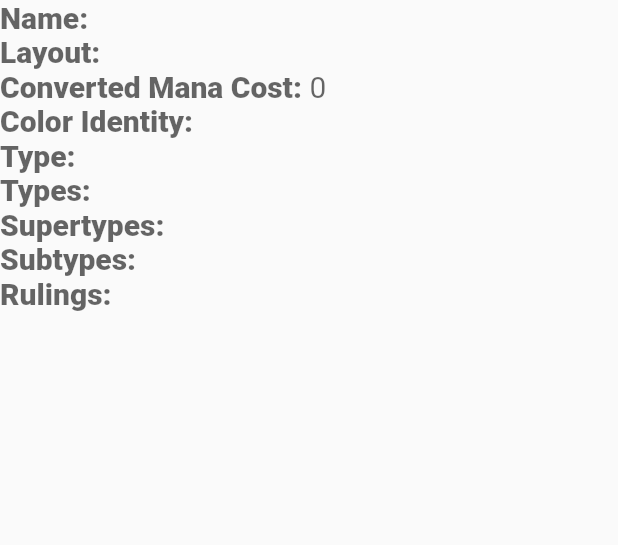
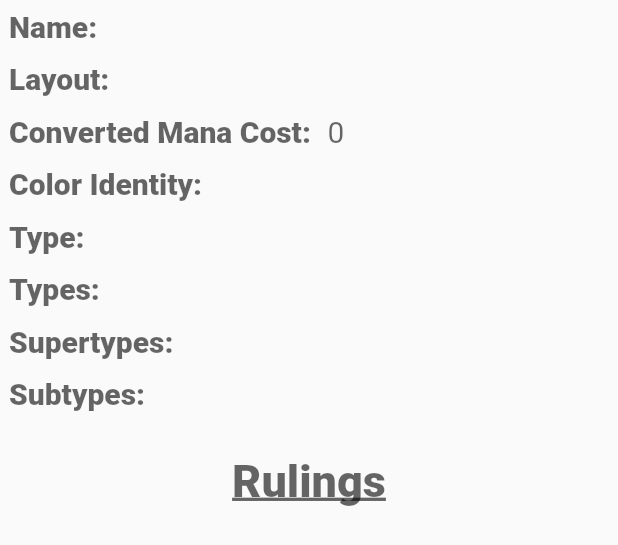
Before and after one commit to nathaniel-dwyer-unh/Grimoire, a Flutter app: the DisplayCardData widget shown alone on an empty page, opened directly with empty values, on a phone screen of 412 x 824 dp. Shown: the top 545 px of the screen. Run offline on Flutter 3.47's test engine with Material 2 defaults, Android fonts, the phone set to English and light mode, and no system bars; our stand-ins replace firebase_core, firebase_database; accounts and stored records are empty.

Commit message:
DisplayCardData() Padding implemented
added padding to all widgets in our displayCardData.dart file so that we can polish up the user interface a bit.

```diff
--- a/grimoire/lib/displayCardData.dart
+++ b/grimoire/lib/displayCardData.dart
@@ -9,192 +9,324 @@ class DisplayCardData extends StatefulWidget {
   _DisplayCardDataState createState() => _DisplayCardDataState();
 }
 
+Widget getCardRulings(Map<String, dynamic> cardDataResponse) {
+  List<Widget> listOfRulings = new List<Widget>();
+  for (var rule in cardDataResponse['rulings']) {
+    listOfRulings.add(
+      new Padding(
+        padding: EdgeInsets.all(5),
+        child: Row(
+          children: [
+            Padding(
+              padding: EdgeInsets.all(3),
+              child: Text(
+                rule['date'],
+                style: TextStyle(
+                  fontWeight: FontWeight.w900,
+                  fontSize: 13,
+                  color: Colors.black.withOpacity(0.6),
+                ),
+              ),
+            ),
+            Expanded(
+              child: Padding(
+                padding: EdgeInsets.all(8),
+                child: Text(
+                  rule['text'],
+                  style: TextStyle(
+                    fontWeight: FontWeight.normal,
+                    fontSize: 13,
+                    color: Colors.black.withOpacity(0.6),
+                  ),
+                ),
+              ),
+            ),
+          ],
+        ),
+      ),
+    );
+  }
+  return new Column(children: listOfRulings);
+}
+
 class _DisplayCardDataState extends State<DisplayCardData> {
   @override
   Widget build(BuildContext context) {
     return Container(
       child: Column(
         children: [
-          Row(
+          Padding(
+            padding: EdgeInsets.all(3),
+            child: Row(
               children: [
-              Text(
+                Padding(
+                  padding: EdgeInsets.all(3),
+                  child: Text(
                     'Name: ',
                     style: TextStyle(
                       fontWeight: FontWeight.w900,
                       fontSize: 20,
-                    color: Colors.black.withOpacity(0.6)),
+                      color: Colors.black.withOpacity(0.6),
+                    ),
+                  ),
                 ),
                 Expanded(
+                  child: Padding(
+                    padding: EdgeInsets.all(3),
                     child: Text(
                       widget.cardDataResponse['name'].toString(),
                       style: TextStyle(
                         fontWeight: FontWeight.normal,
                         fontSize: 20,
-                      color: Colors.black.withOpacity(0.6)),
+                        color: Colors.black.withOpacity(0.6),
+                      ),
+                    ),
                   ),
                 ),
               ],
             ),
-          Row(
+          ),
+          Padding(
+            padding: EdgeInsets.all(3),
+            child: Row(
               children: [
-              Text(
+                Padding(
+                  padding: EdgeInsets.all(3),
+                  child: Text(
                     'Layout: ',
                     style: TextStyle(
                       fontWeight: FontWeight.w900,
                       fontSize: 20,
-                    color: Colors.black.withOpacity(0.6)),
+                      color: Colors.black.withOpacity(0.6),
+                    ),
+                  ),
                 ),
                 Expanded(
+                  child: Padding(
+                    padding: EdgeInsets.all(3),
                     child: Text(
                       widget.cardDataResponse['layout'].toString(),
                       style: TextStyle(
                         fontWeight: FontWeight.normal,
                         fontSize: 20,
-                      color: Colors.black.withOpacity(0.6)),
+                        color: Colors.black.withOpacity(0.6),
+                      ),
+                    ),
                   ),
                 ),
               ],
             ),
-          Row(
+          ),
+          Padding(
+            padding: EdgeInsets.all(3),
+            child: Row(
               children: [
-              Text(
+                Padding(
+                  padding: EdgeInsets.all(3),
+                  child: Text(
                     'Converted Mana Cost: ',
                     style: TextStyle(
                       fontWeight: FontWeight.w900,
                       fontSize: 20,
-                    color: Colors.black.withOpacity(0.6)),
+                      color: Colors.black.withOpacity(0.6),
+                    ),
+                  ),
                 ),
                 Expanded(
+                  child: Padding(
+                    padding: EdgeInsets.all(3),
                     child: Text(
                       widget.cardDataResponse['convertedManaCost'].toString(),
                       style: TextStyle(
                         fontWeight: FontWeight.normal,
                         fontSize: 20,
-                      color: Colors.black.withOpacity(0.6)),
+                        color: Colors.black.withOpacity(0.6),
+                      ),
+                    ),
                   ),
                 ),
               ],
             ),
-          Row(
+          ),
+          Padding(
+            padding: EdgeInsets.all(3),
+            child: Row(
               children: [
-              Text(
+                Padding(
+                  padding: EdgeInsets.all(3),
+                  child: Text(
                     'Color Identity: ',
                     style: TextStyle(
                       fontWeight: FontWeight.w900,
                       fontSize: 20,
-                    color: Colors.black.withOpacity(0.6)),
+                      color: Colors.black.withOpacity(0.6),
+                    ),
+                  ),
                 ),
                 Expanded(
+                  child: Padding(
+                    padding: EdgeInsets.all(3),
                     child: Text(
                       widget.cardDataResponse['colorIdentity'].toString(),
                       style: TextStyle(
                         fontWeight: FontWeight.normal,
                         fontSize: 20,
-                      color: Colors.black.withOpacity(0.6)),
+                        color: Colors.black.withOpacity(0.6),
+                      ),
+                    ),
                   ),
                 ),
               ],
             ),
-          Row(
+          ),
+          Padding(
+            padding: EdgeInsets.all(3),
+            child: Row(
               children: [
-              Text(
+                Padding(
+                  padding: EdgeInsets.all(3),
+                  child: Text(
                     'Type: ',
                     style: TextStyle(
                       fontWeight: FontWeight.w900,
                       fontSize: 20,
-                    color: Colors.black.withOpacity(0.6)),
+                      color: Colors.black.withOpacity(0.6),
+                    ),
+                  ),
                 ),
                 Expanded(
+                  child: Padding(
+                    padding: EdgeInsets.all(3),
                     child: Text(
                       widget.cardDataResponse['type'].toString(),
                       style: TextStyle(
                         fontWeight: FontWeight.normal,
                         fontSize: 20,
-                      color: Colors.black.withOpacity(0.6)),
+                        color: Colors.black.withOpacity(0.6),
+                      ),
+                    ),
                   ),
                 ),
               ],
             ),
-          Row(
+          ),
+          Padding(
+            padding: EdgeInsets.all(3),
+            child: Row(
               children: [
-              Text(
+                Padding(
+                  padding: EdgeInsets.all(3),
+                  child: Text(
                     'Types: ',
                     style: TextStyle(
                       fontWeight: FontWeight.w900,
                       fontSize: 20,
-                    color: Colors.black.withOpacity(0.6)),
+                      color: Colors.black.withOpacity(0.6),
+                    ),
+                  ),
                 ),
                 Expanded(
+                  child: Padding(
+                    padding: EdgeInsets.all(3),
                     child: Text(
                       widget.cardDataResponse['types'].toString(),
                       style: TextStyle(
                         fontWeight: FontWeight.normal,
                         fontSize: 20,
-                      color: Colors.black.withOpacity(0.6)),
+                        color: Colors.black.withOpacity(0.6),
+                      ),
+                    ),
                   ),
                 ),
               ],
             ),
-          Row(
+          ),
+          Padding(
+            padding: EdgeInsets.all(3),
+            child: Row(
               children: [
-              Text(
+                Padding(
+                  padding: EdgeInsets.all(3),
+                  child: Text(
                     'Supertypes: ',
                     style: TextStyle(
                       fontWeight: FontWeight.w900,
                       fontSize: 20,
-                    color: Colors.black.withOpacity(0.6)),
+                      color: Colors.black.withOpacity(0.6),
+                    ),
+                  ),
                 ),
                 Expanded(
+                  child: Padding(
+                    padding: EdgeInsets.all(3),
                     child: Text(
                       widget.cardDataResponse['supertypes'].toString(),
                       style: TextStyle(
                         fontWeight: FontWeight.normal,
                         fontSize: 20,
-                      color: Colors.black.withOpacity(0.6)),
+                        color: Colors.black.withOpacity(0.6),
+                      ),
+                    ),
                   ),
                 ),
               ],
             ),
-          Row(
+          ),
+          Padding(
+            padding: EdgeInsets.all(3),
+            child: Row(
               children: [
-              Text(
+                Padding(
+                  padding: EdgeInsets.all(3),
+                  child: Text(
                     'Subtypes: ',
                     style: TextStyle(
                       fontWeight: FontWeight.w900,
                       fontSize: 20,
-                    color: Colors.black.withOpacity(0.6)),
+                      color: Colors.black.withOpacity(0.6),
+                    ),
+                  ),
                 ),
                 Expanded(
+                  child: Padding(
+                    padding: EdgeInsets.all(3),
                     child: Text(
                       widget.cardDataResponse['subtypes'].toString(),
                       style: TextStyle(
                         fontWeight: FontWeight.normal,
                         fontSize: 20,
-                      color: Colors.black.withOpacity(0.6)),
+                        color: Colors.black.withOpacity(0.6),
+                      ),
+                    ),
                   ),
                 ),
               ],
             ),
-          Row(
+          ),
+          Padding(
+            padding: EdgeInsets.only(top: 20),
+            child: Row(
               children: [
-              Text(
-                'Rulings: ',
+                Expanded(
+                  child: Padding(
+                    padding: EdgeInsets.all(3),
+                    child: Text(
+                      'Rulings',
+                      textAlign: TextAlign.center,
                       style: TextStyle(
                         fontWeight: FontWeight.w900,
-                    fontSize: 20,
-                    color: Colors.black.withOpacity(0.6)),
+                        decoration: TextDecoration.underline,
+                        decorationThickness: 1.5,
+                        fontSize: 30,
+                        color: Colors.black.withOpacity(0.6),
                       ),
-              Expanded(
-                child: Text(
-                  widget.cardDataResponse['rulings'].toString(),
-                  style: TextStyle(
-                      fontWeight: FontWeight.normal,
-                      fontSize: 20,
-                      color: Colors.black.withOpacity(0.6)),
+                    ),
                   ),
                 ),
               ],
             ),
+          ),
+          getCardRulings(widget.cardDataResponse),
         ],
       ),
     );
```
Lines whose indentation alone changed are shown as unchanged.
